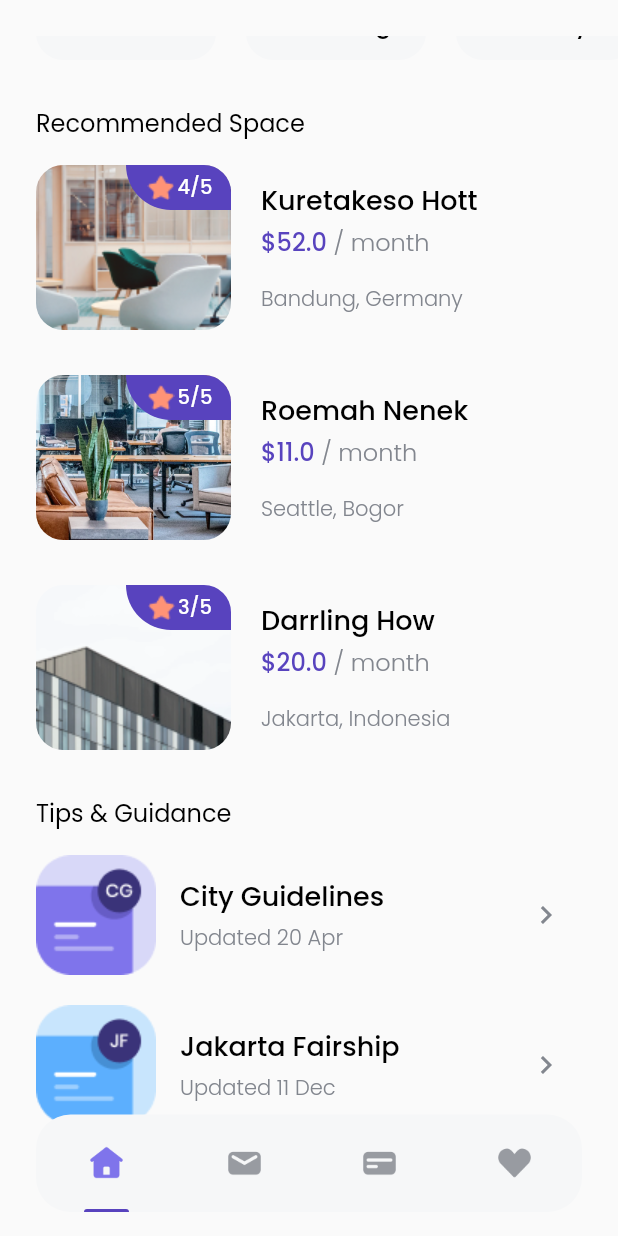
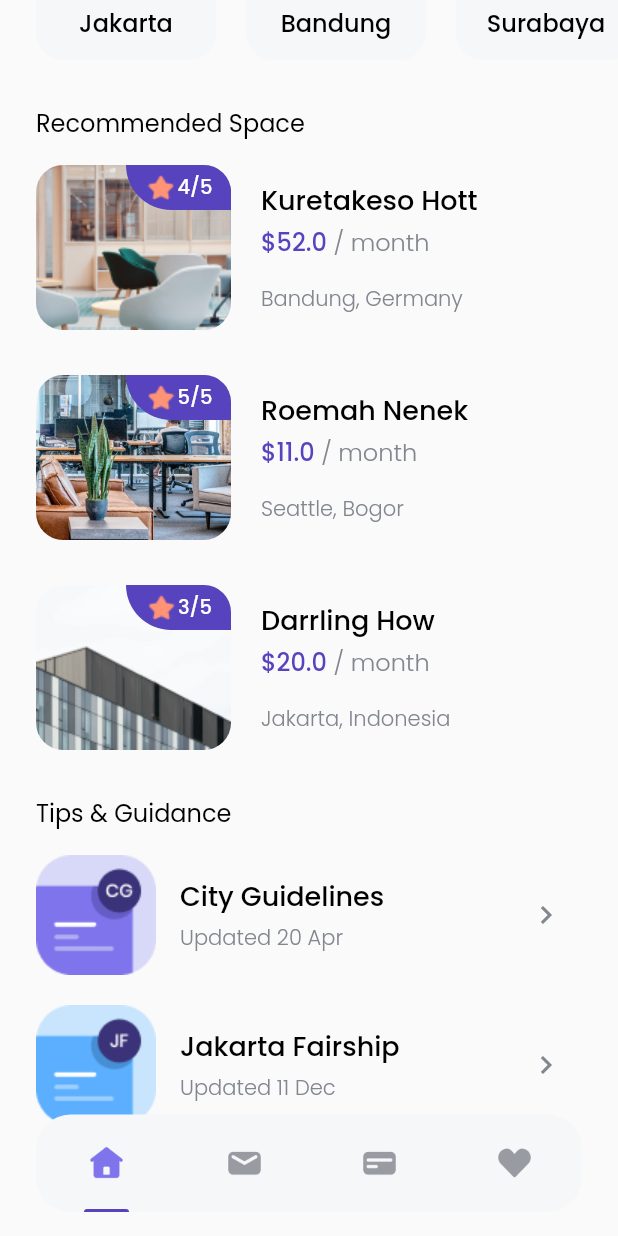
Before and after one commit to alvienadd/rifqi_dart_flutter_dev, a Flutter app: the HomePage screen opened directly, scrolled down 266 dp, on a phone screen of 412 x 824 dp. Run offline on Flutter 3.47's test engine with Material 2 defaults, Android fonts, the phone set to English and light mode, and no system bars; our stand-ins replace google_fonts.

Commit message:
Revisi UI - Remove Padding bagian ListView, Edit SizedBox Bagian Atas dan SizedBox Bagian Bawah

```diff
--- a/lib/pages/home_page.dart
+++ b/lib/pages/home_page.dart
@@ -14,10 +14,9 @@ class HomePage extends StatelessWidget {
     return Scaffold(
       body: SafeArea(
         bottom: false,
-        child: Padding(
-            padding: EdgeInsets.symmetric(vertical: edge),
         child: ListView(
           children: [
+            SizedBox(height: edge),
             //Note: Title/Header
             Padding(
                 padding: EdgeInsets.only(left: 24),
@@ -50,9 +49,7 @@ class HomePage extends StatelessWidget {
                 children: [
                   SizedBox(width: 24),
                   CityCard(City(
-                          id: 1,
-                          name: "Jakarta",
-                          imageUrl: 'assets/city1.png')),
+                      id: 1, name: "Jakarta", imageUrl: 'assets/city1.png')),
                   SizedBox(width: 20),
                   CityCard(City(
                       id: 2,
@@ -61,9 +58,7 @@ class HomePage extends StatelessWidget {
                       isPopular: true)),
                   SizedBox(width: 20),
                   CityCard(City(
-                          id: 3,
-                          name: "Surabaya",
-                          imageUrl: 'assets/city3.png')),
+                      id: 3, name: "Surabaya", imageUrl: 'assets/city3.png')),
                   SizedBox(width: 24),
                 ],
               ),
@@ -147,9 +142,9 @@ class HomePage extends StatelessWidget {
                 ],
               ),
             ),
-                SizedBox(height: 50),
+            SizedBox(height: 50 + edge),
           ],
-            )),
+        ),
       ),
       floatingActionButton: Container(
         height: 65,
```
Lines whose indentation alone changed are shown as unchanged.
